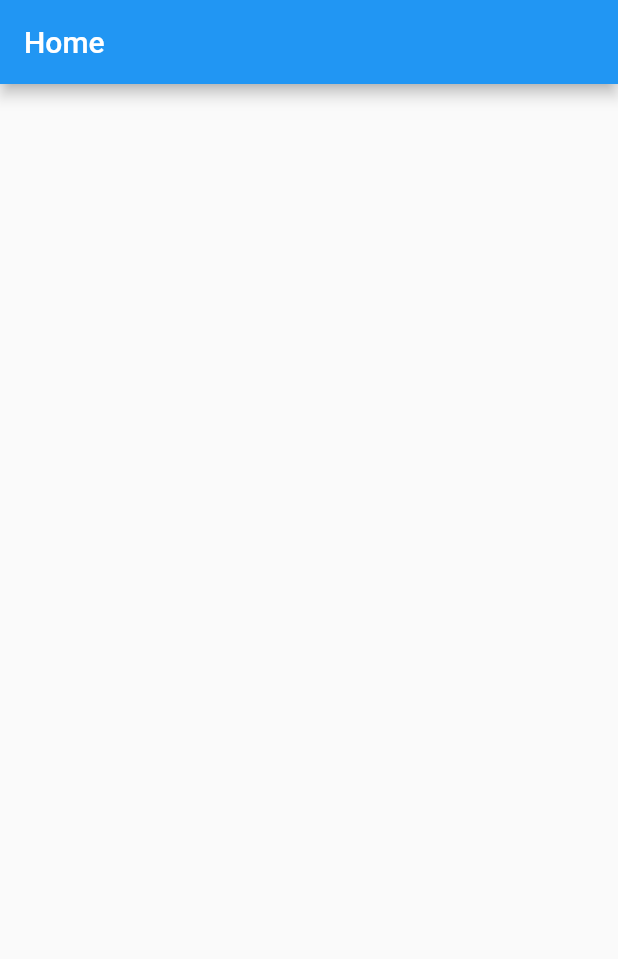
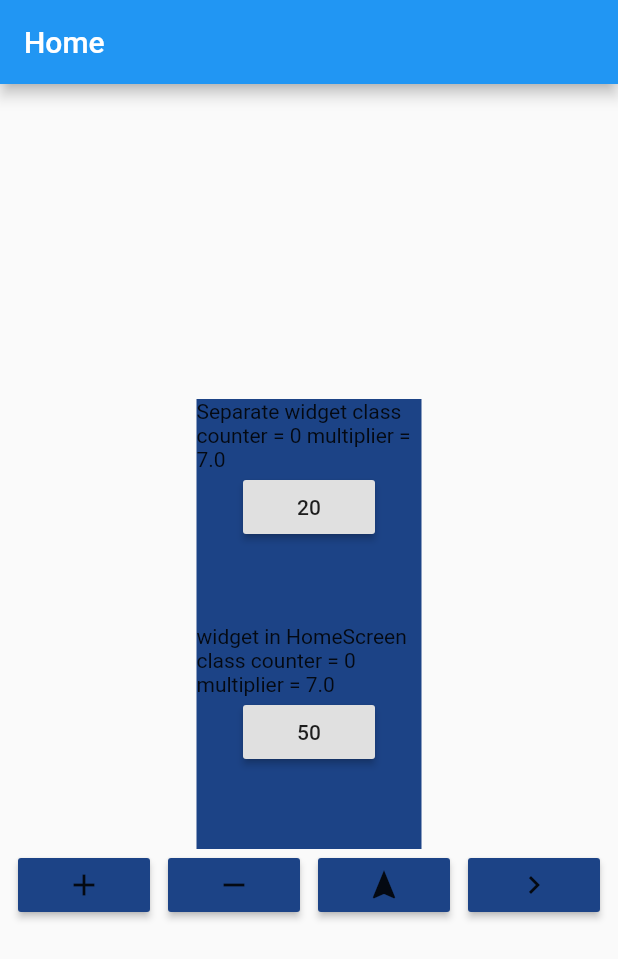
Before and after one commit to varamsky/learn_provider, a Flutter app: the screen it shows after launch, on a phone screen of 412 x 824 dp. Shown: the top 959 px of the screen. Run offline on Flutter 3.47's test engine with Material 2 defaults, Android fonts, the phone set to English and light mode, and no system bars.

Commit message:
learned provider state management but, problem with Navigation(in search of alternative to wrapping Providers above Material App)

```diff
--- a/lib/main.dart
+++ b/lib/main.dart
@@ -1,16 +1,48 @@
 import 'package:flutter/material.dart';
+import 'package:learn_provider/providers/counter_provider.dart';
+import 'package:learn_provider/providers/extra_provider.dart';
 import 'package:learn_provider/screens/home_screen.dart';
+import 'package:provider/provider.dart';
 
 void main() => runApp(new MyApp());
 
 class MyApp extends StatelessWidget {
-
   @override
   Widget build(BuildContext context) {
-    return MaterialApp(
+    /*return MaterialApp(
       debugShowCheckedModeBanner: false,
       title: 'Flutter App',
-      home: HomeScreen(),
+      home: ChangeNotifierProvider<CounterProvider>(
+        create: (BuildContext context) => CounterProvider(),
+        child: HomeScreen(),
+      ),
+    );*/
+
+/*
+    return ChangeNotifierProvider<CounterProvider>(
+      create: (BuildContext context) => CounterProvider(),
+      child: MaterialApp(
+        debugShowCheckedModeBanner: false,
+        title: 'Flutter App',
+        home: HomeScreen(),
+      ),
+    );
+*/
+
+    return MultiProvider(
+      providers: [
+        ChangeNotifierProvider<CounterProvider>(
+          create: (BuildContext context) => CounterProvider(),
+        ),
+        ChangeNotifierProvider<ExtraProvider>(
+          create: (BuildContext context) => ExtraProvider(),
+        ),
+      ],
+      child: MaterialApp(
+        debugShowCheckedModeBanner: false,
+        title: 'Flutter App',
+        home: HomeScreen(),
+      ),
     );
   }
 }
--- /dev/null
+++ b/lib/providers/counter_provider.dart
@@ -0,0 +1,36 @@
+import 'package:flutter/material.dart';
+
+class CounterProvider extends ChangeNotifier{
+  int counter = 0;
+  double multiplier = 7;
+
+  setCounter(int value){
+    counter = value;
+
+    notifyListeners();
+  }
+
+  increment(){
+    counter++;
+
+    notifyListeners();
+  }
+
+  decrement(){
+    counter--;
+
+    notifyListeners();
+  }
+
+  multiply(){
+    multiplier = multiplier * 7;
+
+    notifyListeners();
+  }
+
+  divide(){
+    multiplier = multiplier / 7;
+
+    notifyListeners();
+  }
+}
--- a/lib/screens/home_screen.dart
+++ b/lib/screens/home_screen.dart
@@ -1,13 +1,120 @@
 import 'package:flutter/material.dart';
+import 'package:learn_provider/providers/counter_provider.dart';
+import 'package:learn_provider/providers/extra_provider.dart';
+import 'package:learn_provider/screens/check_screen.dart';
+import 'package:learn_provider/screens/extra_screen.dart';
+import 'package:learn_provider/widgets/counterContainer.dart';
+import 'package:provider/provider.dart';
+import 'dart:math' as math;
 
 class HomeScreen extends StatelessWidget {
-
   @override
   Widget build(BuildContext context) {
+    final counterProvider =
+        Provider.of<CounterProvider>(context, listen: false);
     return SafeArea(
       child: Scaffold(
         appBar: AppBar(title: Text("Home")),
-    	body: Container(),
+        body: Center(
+          child: Column(
+            mainAxisSize: MainAxisSize.max,
+            mainAxisAlignment: MainAxisAlignment.center,
+            children: <Widget>[
+              CounterContainer(),
+              Container(
+                width: 150.0,
+                height: 150.0,
+                color: Color((math.Random().nextDouble() * 0xFFFFFF).toInt())
+                    .withOpacity(1.0),
+                child: Column(
+                  children: <Widget>[
+                    Consumer<CounterProvider>(
+                      builder: (BuildContext context,
+                          CounterProvider counterProvider, Widget child) {
+                        return Text(
+                            'widget in HomeScreen class counter = ${counterProvider.counter} multiplier = ${counterProvider.multiplier}');
+                      },
+                    ),
+                    RaisedButton(
+                      child: Text('50'),
+                      onPressed: () => counterProvider.setCounter(50),
+                    ),
+                  ],
+                ),
+              ),
+              Row(
+                mainAxisAlignment: MainAxisAlignment.spaceEvenly,
+                mainAxisSize: MainAxisSize.max,
+                children: <Widget>[
+                  RaisedButton(
+                    child: Icon(Icons.add),
+                    color:
+                        Color((math.Random().nextDouble() * 0xFFFFFF).toInt())
+                            .withOpacity(1.0),
+                    onPressed: () {
+                      counterProvider.increment();
+                      counterProvider.multiply();
+                    },
+                  ),
+                  RaisedButton(
+                    child: Icon(Icons.remove),
+                    color:
+                        Color((math.Random().nextDouble() * 0xFFFFFF).toInt())
+                            .withOpacity(1.0),
+                    onPressed: () {
+                      counterProvider.decrement();
+                      counterProvider.divide();
+                    },
+                  ),
+                  RaisedButton(
+                    child: Icon(Icons.navigation),
+                    color:
+                        Color((math.Random().nextDouble() * 0xFFFFFF).toInt())
+                            .withOpacity(1.0),
+                    onPressed: () {
+                      Navigator.of(context).push(
+                        MaterialPageRoute(
+                          builder: (BuildContext context) => CheckScreen(),
+                        ),
+                      );
+                      /*Navigator.of(context).push(
+                        MaterialPageRoute(
+                          builder: (BuildContext context) =>
+                              ChangeNotifierProvider<CounterProvider>(
+                            create: (BuildContext context) => CounterProvider(),
+                            child: CheckScreen(),
+                          ),
+                        ),
+                      );*/
+                    },
+                  ),
+                  RaisedButton(
+                    child: Icon(Icons.navigate_next),
+                    color:
+                    Color((math.Random().nextDouble() * 0xFFFFFF).toInt())
+                        .withOpacity(1.0),
+                    onPressed: () {
+                      /*Navigator.of(context).push(
+                        MaterialPageRoute(
+                          builder: (BuildContext context) =>
+                              ChangeNotifierProvider<ExtraProvider>(
+                                create: (BuildContext context) => ExtraProvider(),
+                                child: ExtraScreen(),
+                              ),
+                        ),
+                      );*/
+                      Navigator.of(context).push(
+                        MaterialPageRoute(
+                          builder: (BuildContext context) => ExtraScreen(),
+                        ),
+                      );
+                    },
+                  ),
+                ],
+              ),
+            ],
+          ),
+        ),
       ),
     );
   }
--- /dev/null
+++ b/lib/widgets/counterContainer.dart
@@ -0,0 +1,30 @@
+import 'package:flutter/material.dart';
+import 'dart:math' as math;
+import 'package:learn_provider/providers/counter_provider.dart';
+import 'package:provider/provider.dart';
+
+class CounterContainer extends StatelessWidget {
+
+  @override
+  Widget build(BuildContext context) {
+    final counterProvider = Provider.of<CounterProvider>(context, listen: false);
+    return Container(
+      width: 150.0,
+      height: 150.0,
+      color: Color((math.Random().nextDouble() * 0xFFFFFF).toInt()).withOpacity(1.0),
+      child: Column(
+        children: <Widget>[
+          Consumer<CounterProvider>(
+            builder: (BuildContext context,CounterProvider counterProvider,Widget child){
+              return Text('Separate widget class counter = ${counterProvider.counter} multiplier = ${counterProvider.multiplier}');
+            },
+          ),
+          RaisedButton(
+            child: Text('20'),
+            onPressed: () => counterProvider.setCounter(20),
+          ),
+        ],
+      ),
+    );
+  }
+}
--- a/pubspec.yaml
+++ b/pubspec.yaml
@@ -23,6 +23,7 @@ environment:
 dependencies:
   flutter:
     sdk: flutter
+  provider: any
 
 
   # The following adds the Cupertino Icons font to your application.
```
Also changed, not shown: lib/providers/extra_provider.dart (added, +25 -0 lines), lib/screens/check_screen.dart (added, +36 -0 lines), lib/screens/extra_screen.dart (added, +61 -0 lines), pubspec.lock.
